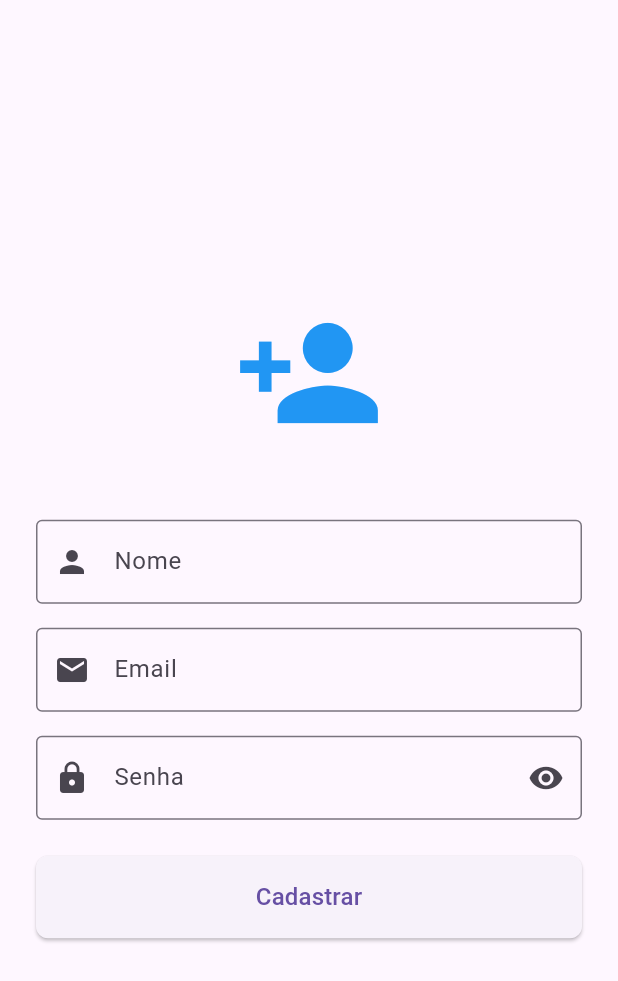
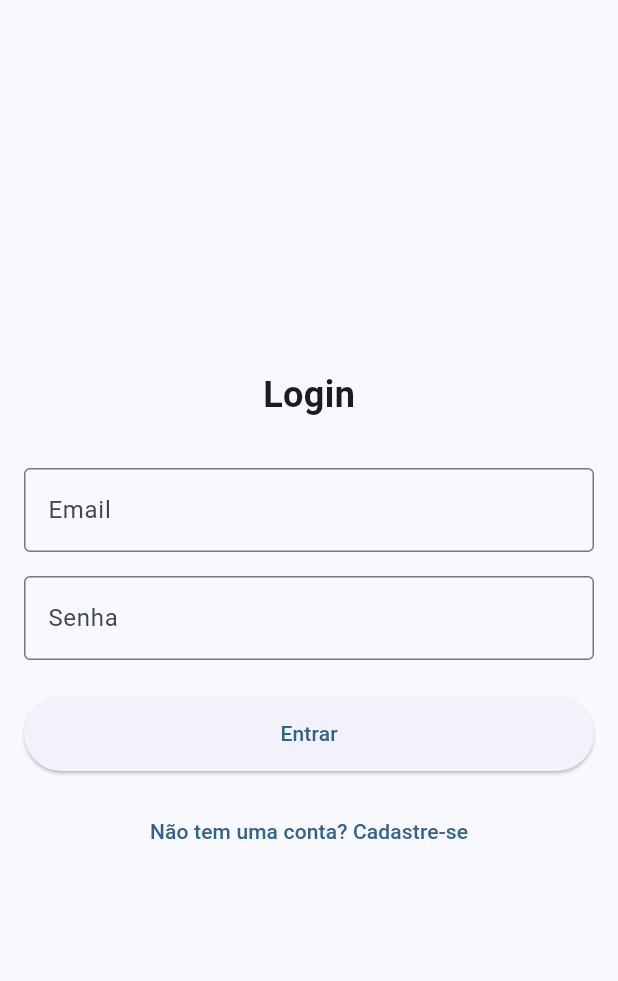
Before and after one commit to gscheila/login-app, a Flutter app: the screen it shows after launch, on a phone screen of 412 x 824 dp. Shown: the top 981 px of the screen. Run offline on Flutter 3.47's test engine with Material 3 defaults, Android fonts, the phone set to English and light mode, and no system bars; our stand-ins replace sqflite; accounts and stored records are empty.

Commit message:
Add login system with SQLite database and bottom navigation bar

```diff
--- a/lib/main.dart
+++ b/lib/main.dart
@@ -1,4 +1,5 @@
 import 'package:flutter/material.dart';
+import 'screens/login_screen.dart';
 
 void main() {
   runApp(const MyApp());
@@ -10,12 +11,12 @@ class MyApp extends StatelessWidget {
   @override
   Widget build(BuildContext context) {
     return MaterialApp(
-      title: 'Cadastro App',
+      title: 'Login App',
       theme: ThemeData(
-        primarySwatch: Colors.blue,
+        colorScheme: ColorScheme.fromSeed(seedColor: Colors.blue),
         useMaterial3: true,
       ),
-      home: const SignUpScreen(),
+      home: const LoginScreen(),
     );
   }
 }
--- /dev/null
+++ b/lib/screens/login_screen.dart
@@ -0,0 +1,149 @@
+import 'package:flutter/material.dart';
+import '../database/database_helper.dart';
+import 'register_screen.dart';
+import 'home_screen.dart';
+
+class LoginScreen extends StatefulWidget {
+  const LoginScreen({super.key});
+
+  @override
+  State<LoginScreen> createState() => _LoginScreenState();
+}
+
+class _LoginScreenState extends State<LoginScreen> {
+  final _formKey = GlobalKey<FormState>();
+  final _emailController = TextEditingController();
+  final _passwordController = TextEditingController();
+  final _dbHelper = DatabaseHelper();
+  bool _isLoading = false;
+
+  Future<void> _login() async {
+    if (_formKey.currentState!.validate()) {
+      setState(() => _isLoading = true);
+
+      try {
+        bool isValid = await _dbHelper.validateUser(
+          _emailController.text.trim(),
+          _passwordController.text,
+        );
+
+        if (isValid) {
+          if (!mounted) return;
+          Navigator.pushReplacement(
+            context,
+            MaterialPageRoute(builder: (context) => const HomeScreen()),
+          );
+        } else {
+          if (!mounted) return;
+          ScaffoldMessenger.of(context).showSnackBar(
+            const SnackBar(
+              content: Text('Email ou senha inválidos'),
+              backgroundColor: Colors.red,
+            ),
+          );
+        }
+      } catch (e) {
+        if (!mounted) return;
+        ScaffoldMessenger.of(context).showSnackBar(
+          SnackBar(
+            content: Text('Erro ao fazer login: $e'),
+            backgroundColor: Colors.red,
+          ),
+        );
+      } finally {
+        if (mounted) {
+          setState(() => _isLoading = false);
+        }
+      }
+    }
+  }
+
+  @override
+  Widget build(BuildContext context) {
+    return Scaffold(
+      body: Center(
+        child: SingleChildScrollView(
+          padding: const EdgeInsets.all(16.0),
+          child: Form(
+            key: _formKey,
+            child: Column(
+              mainAxisAlignment: MainAxisAlignment.center,
+              children: [
+                const Text(
+                  'Login',
+                  style: TextStyle(
+                    fontSize: 24,
+                    fontWeight: FontWeight.bold,
+                  ),
+                ),
+                const SizedBox(height: 32),
+                TextFormField(
+                  controller: _emailController,
+                  decoration: const InputDecoration(
+                    labelText: 'Email',
+                    border: OutlineInputBorder(),
+                  ),
+                  keyboardType: TextInputType.emailAddress,
+                  validator: (value) {
+                    if (value == null || value.isEmpty) {
+                      return 'Por favor, insira seu email';
+                    }
+                    if (!value.contains('@')) {
+                      return 'Por favor, insira um email válido';
+                    }
+                    return null;
+                  },
+                ),
+                const SizedBox(height: 16),
+                TextFormField(
+                  controller: _passwordController,
+                  decoration: const InputDecoration(
+                    labelText: 'Senha',
+                    border: OutlineInputBorder(),
+                  ),
+                  obscureText: true,
+                  validator: (value) {
+                    if (value == null || value.isEmpty) {
+                      return 'Por favor, insira sua senha';
+                    }
+                    return null;
+                  },
+                ),
+                const SizedBox(height: 24),
+                SizedBox(
+                  width: double.infinity,
+                  height: 50,
+                  child: ElevatedButton(
+                    onPressed: _isLoading ? null : _login,
+                    child: _isLoading
+                        ? const CircularProgressIndicator()
+                        : const Text('Entrar'),
+                  ),
+                ),
+                const SizedBox(height: 16),
+                TextButton(
+                  onPressed: () {
+                    Navigator.push(
+                      context,
+                      MaterialPageRoute(
+                        builder: (context) => const RegisterScreen(),
+                      ),
+                    );
+                  },
+                  child: const Text('Não tem uma conta? Cadastre-se'),
+                ),
+              ],
+            ),
+          ),
+        ),
+      ),
+    );
+  }
+
+  @override
+  void dispose() {
+    _emailController.dispose();
+    _passwordController.dispose();
+    super.dispose();
+  }
+}
--- a/pubspec.yaml
+++ b/pubspec.yaml
@@ -11,6 +11,8 @@ dependencies:
     sdk: flutter
   cupertino_icons: ^1.0.2
   shared_preferences: ^2.2.2
+  sqflite: ^2.3.2
+  path: ^1.8.3
 
 dev_dependencies:
   flutter_test:
```
Also changed, not shown: lib/database/database_helper.dart (added, +67 -0 lines), lib/models/user_model.dart (added, +31 -0 lines), lib/screens/home_screen.dart (added, +99 -0 lines), lib/screens/register_screen.dart (added, +181 -0 lines), pubspec.lock, 2 other files.
